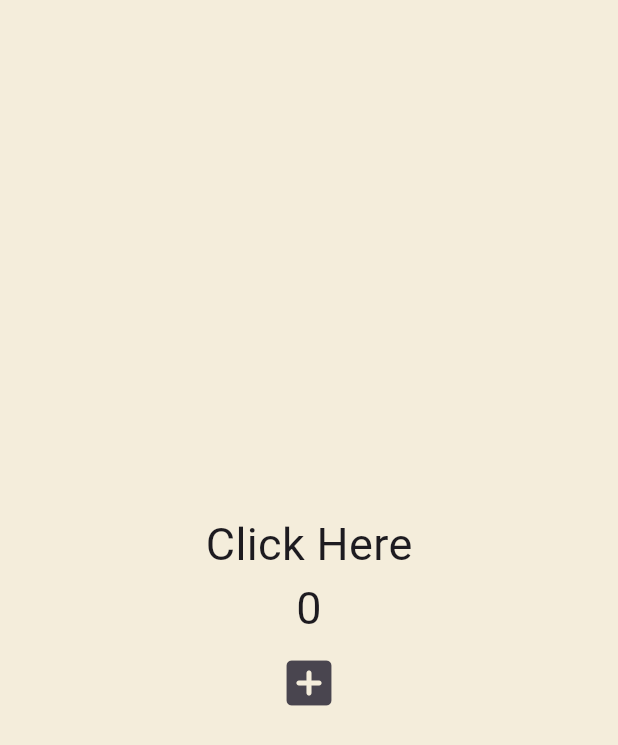
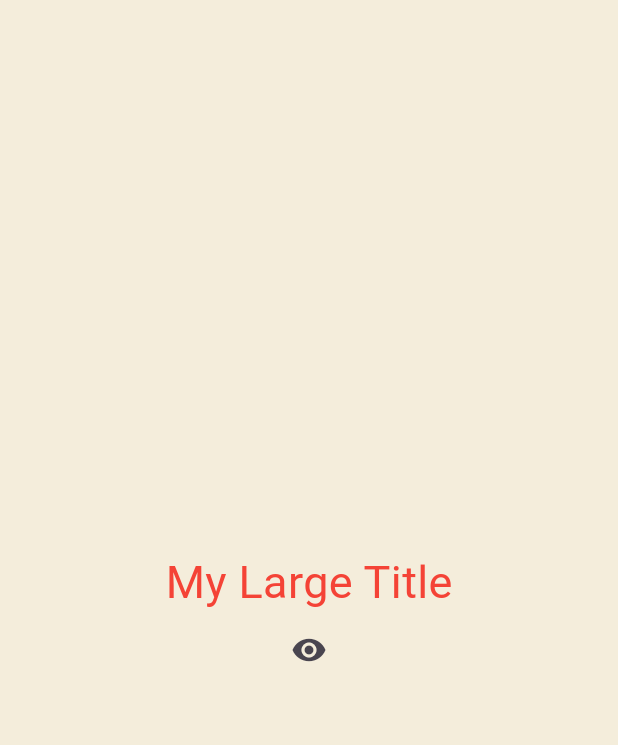
Before and after one commit to 97Kzone/study_flutter, a Flutter app: the screen it shows after launch, on a phone screen of 412 x 824 dp. Shown: the top 745 px of the screen. Run offline on Flutter 3.47's test engine with Material 3 defaults, Android fonts, the light colour scheme and no system bars.

Commit message:
BuildContext with Flutter

```diff
--- a/toonflix/lib/main.dart
+++ b/toonflix/lib/main.dart
@@ -10,35 +10,35 @@ class App extends StatefulWidget {
 }
 
 class _AppState extends State<App> {
-  int counter = 0;
+  bool showTitle = true;
 
-  void onClicked() {
+  void toggleTitle() {
     setState(() {
-      counter = counter + 1;
+      showTitle = !showTitle;
     });
   }
 
   @override
   Widget build(BuildContext context) {
     return MaterialApp(
+      theme: ThemeData(
+        textTheme: TextTheme(
+          titleLarge: TextStyle(
+            color: Colors.red,
+          ),
+        ),
+      ),
       home: Scaffold(
         backgroundColor: const Color(0xFFF4EDDB),
         body: Center(
           child: Column(
             mainAxisAlignment: MainAxisAlignment.center,
             children: [
-              const Text(
-                'Click Here',
-                style: TextStyle(fontSize: 30),
-              ),
-              Text(
-                '$counter',
-                style: const TextStyle(fontSize: 30),
-              ),
+              showTitle ? const MyLargeTitle() :
+              const Text('nothing'),
               IconButton(
-                iconSize: 40,
-                onPressed: onClicked,
-                icon: const Icon(Icons.add_box_rounded),
+                onPressed: toggleTitle,
+                icon: const Icon(Icons.remove_red_eye),
               ),
             ],
           ),
@@ -47,3 +47,40 @@ class _AppState extends State<App> {
     );
   }
 }
+
+class MyLargeTitle extends StatefulWidget {
+  const MyLargeTitle({
+    super.key,
+  });
+
+  @override
+  State<MyLargeTitle> createState() => _MyLargeTitleState();
+}
+
+class _MyLargeTitleState extends State<MyLargeTitle> {
+  // 초기화 State
+  @override
+  void initState() {
+    super.initState();
+    print('initState!');
+  }
+
+  // 제거 State
+  @override
+  void dispose() {
+    super.dispose();
+    print("dispose!");
+  }
+
+  @override
+  Widget build(BuildContext context) {
+    print('build!');
+    return Text(
+      'My Large Title',
+      style: TextStyle(
+        fontSize: 30,
+        color: Theme.of(context).textTheme.titleLarge?.color,
+      ),
+    );
+  }
+}
```
